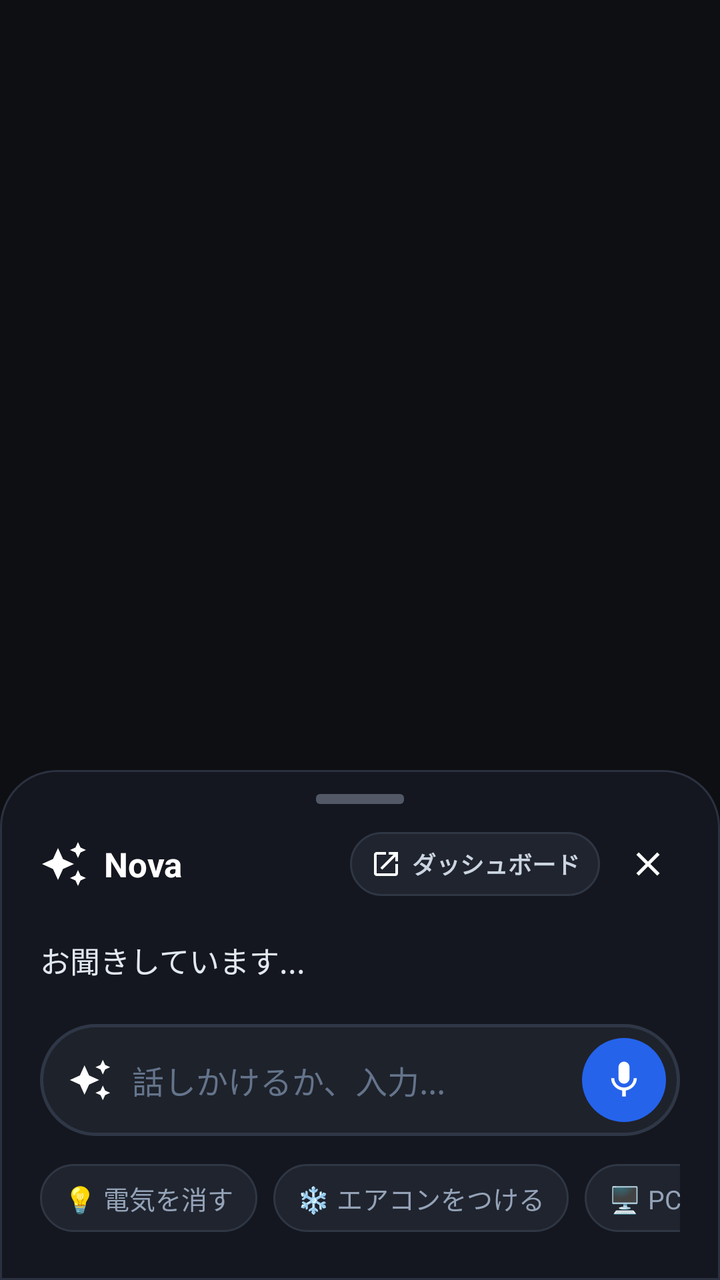
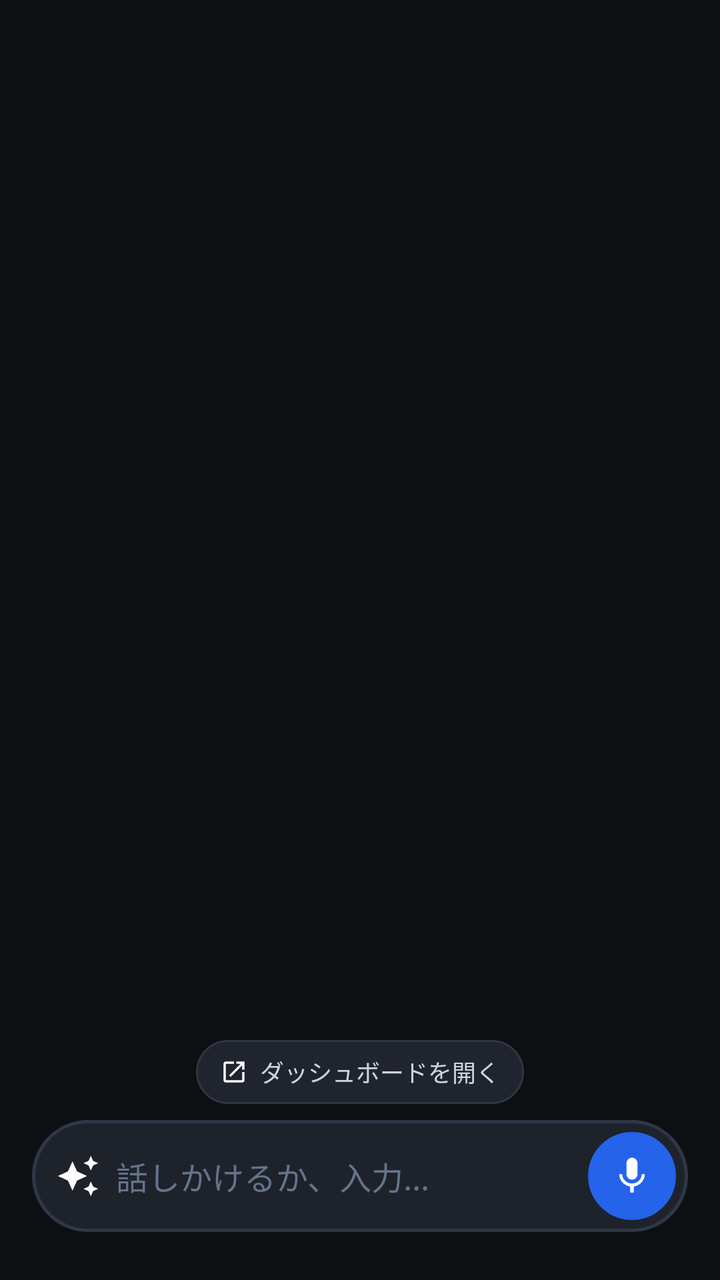

Screens rendered from an Android XML layout before and after an edit, with the pre-edit source and the edit as a unified diff.
<!-- AndroidManifest.xml: application theme Theme.NovaAssist -->
<!-- res/layout/activity_assist_overlay.xml -->
<?xml version="1.0" encoding="utf-8"?>
<FrameLayout xmlns:android="http://schemas.android.com/apk/res/android"
    xmlns:app="http://schemas.android.com/apk/res-auto"
    android:id="@+id/rootLayout"
    android:layout_width="match_parent"
    android:layout_height="match_parent"
    android:fitsSystemWindows="true">

    
    <LinearLayout
        android:id="@+id/bottomSheet"
        android:layout_width="match_parent"
        android:layout_height="wrap_content"
        android:layout_gravity="bottom|center_horizontal"
        android:orientation="vertical"
        android:background="@drawable/bg_assist_bottom_sheet"
        android:paddingStart="20dp"
        android:paddingEnd="20dp"
        android:paddingTop="12dp"
        android:paddingBottom="24dp"
        android:clickable="true"
        android:focusable="true">

        
        <View
            android:id="@+id/dragHandle"
            android:layout_width="44dp"
            android:layout_height="5dp"
            android:layout_gravity="center_horizontal"
            android:layout_marginBottom="14dp"
            android:background="@drawable/bg_drag_handle" />

        
        <RelativeLayout
            android:layout_width="match_parent"
            android:layout_height="wrap_content"
            android:layout_marginBottom="12dp">

            
            <LinearLayout
                android:layout_width="wrap_content"
                android:layout_height="wrap_content"
                android:layout_alignParentStart="true"
                android:layout_centerVertical="true"
                android:gravity="center_vertical"
                android:orientation="horizontal">

                <ImageView
                    android:id="@+id/iconSparkle"
                    android:layout_width="24dp"
                    android:layout_height="24dp"
                    android:src="@drawable/ic_sparkle"
                    app:tint="#3b82f6" />

                <TextView
                    android:layout_width="wrap_content"
                    android:layout_height="wrap_content"
                    android:layout_marginStart="8dp"
                    android:text="Nova"
                    android:textColor="#ffffff"
                    android:textSize="17sp"
                    android:textStyle="bold" />
            </LinearLayout>

            
            <LinearLayout
                android:layout_width="wrap_content"
                android:layout_height="wrap_content"
                android:layout_alignParentEnd="true"
                android:layout_centerVertical="true"
                android:gravity="center_vertical"
                android:orientation="horizontal">

                <LinearLayout
                    android:id="@+id/btnOpenDashboard"
                    android:layout_width="wrap_content"
                    android:layout_height="32dp"
                    android:background="@drawable/bg_chip"
                    android:gravity="center_vertical"
                    android:paddingStart="10dp"
                    android:paddingEnd="10dp"
                    android:clickable="true"
                    android:focusable="true"
                    android:orientation="horizontal">

                    <ImageView
                        android:layout_width="16dp"
                        android:layout_height="16dp"
                        android:src="@drawable/ic_open_dashboard"
                        app:tint="#94a3b8" />

                    <TextView
                        android:layout_width="wrap_content"
                        android:layout_height="wrap_content"
                        android:layout_marginStart="5dp"
                        android:text="ダッシュボード"
                        android:textColor="#cbd5e1"
                        android:textSize="12sp"
                        android:textStyle="bold" />
                </LinearLayout>

                <ImageView
                    android:id="@+id/btnClose"
                    android:layout_width="32dp"
                    android:layout_height="32dp"
                    android:layout_marginStart="8dp"
                    android:background="?attr/selectableItemBackgroundBorderless"
                    android:padding="6dp"
                    android:src="@drawable/ic_close"
                    app:tint="#8a94a6"
                    android:clickable="true"
                    android:focusable="true" />
            </LinearLayout>
        </RelativeLayout>

        
        <LinearLayout
            android:id="@+id/statusContainer"
            android:layout_width="match_parent"
            android:layout_height="wrap_content"
            android:minHeight="40dp"
            android:gravity="center_vertical"
            android:layout_marginBottom="12dp"
            android:orientation="horizontal">

            <ProgressBar
                android:id="@+id/loadingSpinner"
                android:layout_width="20dp"
                android:layout_height="20dp"
                android:layout_marginEnd="10dp"
                android:indeterminate="true"
                android:visibility="gone" />

            <TextView
                android:id="@+id/tvStatus"
                android:layout_width="0dp"
                android:layout_height="wrap_content"
                android:layout_weight="1"
                android:text="お聞きしています..."
                android:textColor="#e2e8f0"
                android:textSize="15sp"
                android:lineSpacingExtra="2dp" />
        </LinearLayout>

        
        <LinearLayout
            android:id="@+id/inputBarContainer"
            android:layout_width="match_parent"
            android:layout_height="56dp"
            android:background="@drawable/bg_search_bar"
            android:gravity="center_vertical"
            android:paddingStart="14dp"
            android:paddingEnd="7dp"
            android:orientation="horizontal">

            <ImageView
                android:id="@+id/barSparkle"
                android:layout_width="22dp"
                android:layout_height="22dp"
                android:src="@drawable/ic_sparkle"
                app:tint="#2196f3" />

            <EditText
                android:id="@+id/etCommand"
                android:layout_width="0dp"
                android:layout_height="match_parent"
                android:layout_weight="1"
                android:layout_marginStart="10dp"
                android:layout_marginEnd="6dp"
                android:background="@null"
                android:hint="話しかけるか、入力..."
                android:textColor="#ffffff"
                android:textColorHint="#64748b"
                android:textSize="16sp"
                android:imeOptions="actionSend"
                android:inputType="text"
                android:singleLine="true" />

            
            <FrameLayout
                android:id="@+id/btnAction"
                android:layout_width="42dp"
                android:layout_height="42dp"
                android:background="@drawable/bg_mic_button"
                android:clickable="true"
                android:focusable="true">

                <ImageView
                    android:id="@+id/iconAction"
                    android:layout_width="22dp"
                    android:layout_height="22dp"
                    android:layout_gravity="center"
                    android:src="@drawable/ic_mic"
                    app:tint="#ffffff" />
            </FrameLayout>
        </LinearLayout>

        
        <HorizontalScrollView
            android:layout_width="match_parent"
            android:layout_height="wrap_content"
            android:layout_marginTop="14dp"
            android:scrollbars="none">

            <LinearLayout
                android:layout_width="wrap_content"
                android:layout_height="wrap_content"
                android:orientation="horizontal">

                <TextView
                    android:id="@+id/chipLight"
                    android:layout_width="wrap_content"
                    android:layout_height="34dp"
                    android:background="@drawable/bg_chip"
                    android:gravity="center"
                    android:paddingStart="12dp"
                    android:paddingEnd="12dp"
                    android:text="💡 電気を消す"
                    android:textColor="#94a3b8"
                    android:textSize="13sp"
                    android:layout_marginEnd="8dp"
                    android:clickable="true"
                    android:focusable="true" />

                <TextView
                    android:id="@+id/chipAc"
                    android:layout_width="wrap_content"
                    android:layout_height="34dp"
                    android:background="@drawable/bg_chip"
                    android:gravity="center"
                    android:paddingStart="12dp"
                    android:paddingEnd="12dp"
                    android:text="❄️ エアコンをつける"
                    android:textColor="#94a3b8"
                    android:textSize="13sp"
                    android:layout_marginEnd="8dp"
                    android:clickable="true"
                    android:focusable="true" />

                <TextView
                    android:id="@+id/chipPc"
                    android:layout_width="wrap_content"
                    android:layout_height="34dp"
                    android:background="@drawable/bg_chip"
                    android:gravity="center"
                    android:paddingStart="12dp"
                    android:paddingEnd="12dp"
                    android:text="🖥️ PCを起動"
                    android:textColor="#94a3b8"
                    android:textSize="13sp"
                    android:layout_marginEnd="8dp"
                    android:clickable="true"
                    android:focusable="true" />

                <TextView
                    android:id="@+id/chipCleaner"
                    android:layout_width="wrap_content"
                    android:layout_height="34dp"
                    android:background="@drawable/bg_chip"
                    android:gravity="center"
                    android:paddingStart="12dp"
                    android:paddingEnd="12dp"
                    android:text="🧹 掃除機スタート"
                    android:textColor="#94a3b8"
                    android:textSize="13sp"
                    android:clickable="true"
                    android:focusable="true" />
            </LinearLayout>
        </HorizontalScrollView>

    </LinearLayout>
</FrameLayout>
<!-- resources referenced by this layout -->
<resources>
  <!-- drawable bg_assist_bottom_sheet (drawable) -->
  <?xml version="1.0" encoding="utf-8"?>
  <shape xmlns:android="http://schemas.android.com/apk/res/android"
      android:shape="rectangle">
      <solid android:color="#14171f" />
      <corners
          android:topLeftRadius="28dp"
          android:topRightRadius="28dp"
          android:bottomLeftRadius="0dp"
          android:bottomRightRadius="0dp" />
      <stroke
          android:width="1dp"
          android:color="#2b3140" />
  </shape>
  <!-- drawable bg_chip (drawable) -->
  <?xml version="1.0" encoding="utf-8"?>
  <ripple xmlns:android="http://schemas.android.com/apk/res/android"
      android:color="#33ffffff">
      <item>
          <shape android:shape="rectangle">
              <solid android:color="#20242e" />
              <corners android:radius="17dp" />
              <stroke
                  android:width="1dp"
                  android:color="#2f3644" />
          </shape>
      </item>
  </ripple>
  <!-- drawable bg_drag_handle (drawable) -->
  <?xml version="1.0" encoding="utf-8"?>
  <shape xmlns:android="http://schemas.android.com/apk/res/android"
      android:shape="rectangle">
      <solid android:color="#525866" />
      <corners android:radius="2dp" />
  </shape>
  <!-- drawable bg_mic_button (drawable) -->
  <?xml version="1.0" encoding="utf-8"?>
  <ripple xmlns:android="http://schemas.android.com/apk/res/android"
      android:color="#33ffffff">
      <item>
          <shape android:shape="oval">
              <solid android:color="#2563eb" />
          </shape>
      </item>
  </ripple>
  <!-- drawable bg_search_bar (drawable) -->
  <?xml version="1.0" encoding="utf-8"?>
  <shape xmlns:android="http://schemas.android.com/apk/res/android"
      android:shape="rectangle">
      <solid android:color="#1e222b" />
      <corners android:radius="28dp" />
      <stroke
          android:width="1.5dp"
          android:color="#2f3747" />
  </shape>
  <!-- drawable ic_close (drawable) -->
  <vector xmlns:android="http://schemas.android.com/apk/res/android"
      android:width="24dp"
      android:height="24dp"
      android:viewportWidth="24"
      android:viewportHeight="24">
      <path
          android:fillColor="#FFFFFF"
          android:pathData="M19,6.41L17.59,5 12,10.59 6.41,5 5,6.41 10.59,12 5,17.59 6.41,19 12,13.41 17.59,19 19,17.59 13.41,12z"/>
  </vector>
  <!-- drawable ic_mic (drawable) -->
  <vector xmlns:android="http://schemas.android.com/apk/res/android"
      android:width="24dp"
      android:height="24dp"
      android:viewportWidth="24"
      android:viewportHeight="24">
      <path
          android:fillColor="#FFFFFF"
          android:pathData="M12,14c1.66,0 3,-1.34 3,-3V5c0,-1.66 -1.34,-3 -3,-3S9,3.34 9,5v6c0,1.66 1.34,3 3,3zM17.3,11c0,3 -2.54,5.1 -5.3,5.1S6.7,14 6.7,11H5c0,3.41 2.72,6.23 6,6.72V21h2v-3.28c3.28,-0.48 6,-3.3 6,-6.72h-1.7z"/>
  </vector>
  <!-- drawable ic_open_dashboard (drawable) -->
  <vector xmlns:android="http://schemas.android.com/apk/res/android"
      android:width="24dp"
      android:height="24dp"
      android:viewportWidth="24"
      android:viewportHeight="24">
      <path
          android:fillColor="#FFFFFF"
          android:pathData="M19,19H5V5h7V3H5c-1.11,0 -2,0.9 -2,2v14c0,1.1 0.89,2 2,2h14c1.1,0 2,-0.9 2,-2v-7h-2v7zM14,3v2h3.59l-9.83,9.83 1.41,1.41L19,6.41V10h2V3h-7z"/>
  </vector>
  <style name="Theme.NovaAssist" parent="Theme.AppCompat.DayNight.NoActionBar">
          <item name="android:statusBarColor">@color/bg_dark</item>
          <item name="android:navigationBarColor">@color/bg_dark</item>
          <item name="android:windowBackground">@color/bg_dark</item>
      </style>
  <color name="bg_dark">#0d0f12</color>
  <!-- unchanged entries left out for length: 1 -->
</resources>

<!-- the commit's change to res/layout/activity_assist_overlay.xml (unified diff, before → after) -->
@@ -8,164 +8,106 @@
 
     
     <LinearLayout
-        android:id="@+id/bottomSheet"
+        android:id="@+id/floatingContainer"
         android:layout_width="match_parent"
         android:layout_height="wrap_content"
         android:layout_gravity="bottom|center_horizontal"
         android:orientation="vertical"
-        android:background="@drawable/bg_assist_bottom_sheet"
-        android:paddingStart="20dp"
-        android:paddingEnd="20dp"
-        android:paddingTop="12dp"
+        android:gravity="center_horizontal"
+        android:paddingStart="16dp"
+        android:paddingEnd="16dp"
         android:paddingBottom="24dp"
-        android:clickable="true"
-        android:focusable="true">
+        android:clickable="false">
 
         
-        <View
-            android:id="@+id/dragHandle"
-            android:layout_width="44dp"
-            android:layout_height="5dp"
-            android:layout_gravity="center_horizontal"
-            android:layout_marginBottom="14dp"
-            android:background="@drawable/bg_drag_handle" />
+        <LinearLayout
+            android:id="@+id/btnOpenDashboard"
+            android:layout_width="wrap_content"
+            android:layout_height="32dp"
+            android:background="@drawable/bg_chip"
+            android:gravity="center_vertical"
+            android:paddingStart="12dp"
+            android:paddingEnd="12dp"
+            android:layout_marginBottom="8dp"
+            android:clickable="true"
+            android:focusable="true"
+            android:orientation="horizontal">
 
-        
-        <RelativeLayout
-            android:layout_width="match_parent"
-            android:layout_height="wrap_content"
-            android:layout_marginBottom="12dp">
+            <ImageView
+                android:layout_width="14dp"
+                android:layout_height="14dp"
+                android:src="@drawable/ic_open_dashboard"
+                app:tint="#60a5fa" />
 
-            
-            <LinearLayout
+            <TextView
                 android:layout_width="wrap_content"
                 android:layout_height="wrap_content"
-                android:layout_alignParentStart="true"
-                android:layout_centerVertical="true"
-                android:gravity="center_vertical"
-                android:orientation="horizontal">
-
-                <ImageView
-                    android:id="@+id/iconSparkle"
-                    android:layout_width="24dp"
-                    android:layout_height="24dp"
-                    android:src="@drawable/ic_sparkle"
-                    app:tint="#3b82f6" />
-
-                <TextView
-                    android:layout_width="wrap_content"
-                    android:layout_height="wrap_content"
-                    android:layout_marginStart="8dp"
-                    android:text="Nova"
-                    android:textColor="#ffffff"
-                    android:textSize="17sp"
-                    android:textStyle="bold" />
-            </LinearLayout>
-
-            
-            <LinearLayout
-                android:layout_width="wrap_content"
-                android:layout_height="wrap_content"
-                android:layout_alignParentEnd="true"
-                android:layout_centerVertical="true"
-                android:gravity="center_vertical"
-                android:orientation="horizontal">
-
-                <LinearLayout
-                    android:id="@+id/btnOpenDashboard"
-                    android:layout_width="wrap_content"
-                    android:layout_height="32dp"
-                    android:background="@drawable/bg_chip"
-                    android:gravity="center_vertical"
-                    android:paddingStart="10dp"
-                    android:paddingEnd="10dp"
-                    android:clickable="true"
-                    android:focusable="true"
-                    android:orientation="horizontal">
-
-                    <ImageView
-                        android:layout_width="16dp"
-                        android:layout_height="16dp"
-                        android:src="@drawable/ic_open_dashboard"
-                        app:tint="#94a3b8" />
-
-                    <TextView
-                        android:layout_width="wrap_content"
-                        android:layout_height="wrap_content"
-                        android:layout_marginStart="5dp"
-                        android:text="ダッシュボード"
-                        android:textColor="#cbd5e1"
-                        android:textSize="12sp"
-                        android:textStyle="bold" />
-                </LinearLayout>
-
-                <ImageView
-                    android:id="@+id/btnClose"
-                    android:layout_width="32dp"
-                    android:layout_height="32dp"
-                    android:layout_marginStart="8dp"
-                    android:background="?attr/selectableItemBackgroundBorderless"
-                    android:padding="6dp"
-                    android:src="@drawable/ic_close"
-                    app:tint="#8a94a6"
-                    android:clickable="true"
-                    android:focusable="true" />
-            </LinearLayout>
-        </RelativeLayout>
+                android:layout_marginStart="6dp"
+                android:text="ダッシュボードを開く"
+                android:textColor="#cbd5e1"
+                android:textSize="12sp"
+                android:textStyle="normal" />
+        </LinearLayout>
 
         
         <LinearLayout
             android:id="@+id/statusContainer"
-            android:layout_width="match_parent"
+            android:layout_width="wrap_content"
             android:layout_height="wrap_content"
-            android:minHeight="40dp"
+            android:minHeight="32dp"
+            android:layout_marginBottom="8dp"
+            android:background="@drawable/bg_chip"
+            android:paddingStart="14dp"
+            android:paddingEnd="14dp"
+            android:paddingTop="6dp"
+            android:paddingBottom="6dp"
             android:gravity="center_vertical"
-            android:layout_marginBottom="12dp"
-            android:orientation="horizontal">
+            android:orientation="horizontal"
+            android:visibility="gone">
 
             <ProgressBar
                 android:id="@+id/loadingSpinner"
-                android:layout_width="20dp"
-                android:layout_height="20dp"
-                android:layout_marginEnd="10dp"
+                android:layout_width="16dp"
+                android:layout_height="16dp"
+                android:layout_marginEnd="8dp"
                 android:indeterminate="true"
                 android:visibility="gone" />
 
             <TextView
                 android:id="@+id/tvStatus"
-                android:layout_width="0dp"
+                android:layout_width="wrap_content"
                 android:layout_height="wrap_content"
-                android:layout_weight="1"
                 android:text="お聞きしています..."
                 android:textColor="#e2e8f0"
-                android:textSize="15sp"
-                android:lineSpacingExtra="2dp" />
+                android:textSize="13sp" />
         </LinearLayout>
 
         
         <LinearLayout
-            android:id="@+id/inputBarContainer"
+            android:id="@+id/searchPill"
             android:layout_width="match_parent"
             android:layout_height="56dp"
             android:background="@drawable/bg_search_bar"
             android:gravity="center_vertical"
-            android:paddingStart="14dp"
-            android:paddingEnd="7dp"
-            android:orientation="horizontal">
+            android:paddingStart="12dp"
+            android:paddingEnd="6dp"
+            android:orientation="horizontal"
+            android:clickable="true"
+            android:focusable="true">
 
             <ImageView
-                android:id="@+id/barSparkle"
+                android:id="@+id/iconSparkle"
                 android:layout_width="22dp"
                 android:layout_height="22dp"
                 android:src="@drawable/ic_sparkle"
-                app:tint="#2196f3" />
+                app:tint="#3b82f6" />
 
             <EditText
                 android:id="@+id/etCommand"
                 android:layout_width="0dp"
                 android:layout_height="match_parent"
                 android:layout_weight="1"
-                android:layout_marginStart="10dp"
+                android:layout_marginStart="8dp"
                 android:layout_marginEnd="6dp"
                 android:background="@null"
                 android:hint="話しかけるか、入力..."
@@ -176,11 +118,10 @@
                 android:inputType="text"
                 android:singleLine="true" />
 
-            
             <FrameLayout
                 android:id="@+id/btnAction"
-                android:layout_width="42dp"
-                android:layout_height="42dp"
+                android:layout_width="44dp"
+                android:layout_height="44dp"
                 android:background="@drawable/bg_mic_button"
                 android:clickable="true"
                 android:focusable="true">
@@ -195,78 +136,5 @@
             </FrameLayout>
         </LinearLayout>
 
-        
-        <HorizontalScrollView
-            android:layout_width="match_parent"
-            android:layout_height="wrap_content"
-            android:layout_marginTop="14dp"
-            android:scrollbars="none">
-
-            <LinearLayout
-                android:layout_width="wrap_content"
-                android:layout_height="wrap_content"
-                android:orientation="horizontal">
-
-                <TextView
-                    android:id="@+id/chipLight"
-                    android:layout_width="wrap_content"
-                    android:layout_height="34dp"
-                    android:background="@drawable/bg_chip"
-                    android:gravity="center"
-                    android:paddingStart="12dp"
-                    android:paddingEnd="12dp"
-                    android:text="💡 電気を消す"
-                    android:textColor="#94a3b8"
-                    android:textSize="13sp"
-                    android:layout_marginEnd="8dp"
-                    android:clickable="true"
-                    android:focusable="true" />
-
-                <TextView
-                    android:id="@+id/chipAc"
-                    android:layout_width="wrap_content"
-                    android:layout_height="34dp"
-                    android:background="@drawable/bg_chip"
-                    android:gravity="center"
-                    android:paddingStart="12dp"
-                    android:paddingEnd="12dp"
-                    android:text="❄️ エアコンをつける"
-                    android:textColor="#94a3b8"
-                    android:textSize="13sp"
-                    android:layout_marginEnd="8dp"
-                    android:clickable="true"
-                    android:focusable="true" />
-
-                <TextView
-                    android:id="@+id/chipPc"
-                    android:layout_width="wrap_content"
-                    android:layout_height="34dp"
-                    android:background="@drawable/bg_chip"
-                    android:gravity="center"
-                    android:paddingStart="12dp"
-                    android:paddingEnd="12dp"
-                    android:text="🖥️ PCを起動"
-                    android:textColor="#94a3b8"
-                    android:textSize="13sp"
-                    android:layout_marginEnd="8dp"
-                    android:clickable="true"
-                    android:focusable="true" />
-
-                <TextView
-                    android:id="@+id/chipCleaner"
-                    android:layout_width="wrap_content"
-                    android:layout_height="34dp"
-                    android:background="@drawable/bg_chip"
-                    android:gravity="center"
-                    android:paddingStart="12dp"
-                    android:paddingEnd="12dp"
-                    android:text="🧹 掃除機スタート"
-                    android:textColor="#94a3b8"
-                    android:textSize="13sp"
-                    android:clickable="true"
-                    android:focusable="true" />
-            </LinearLayout>
-        </HorizontalScrollView>
-
     </LinearLayout>
 </FrameLayout>
<!-- resource entries referenced after the edit -->
@@ -1,19 +1,5 @@
 <!-- resources referenced by this layout -->
 <resources>
-  <!-- drawable bg_assist_bottom_sheet (drawable) -->
-  <?xml version="1.0" encoding="utf-8"?>
-  <shape xmlns:android="http://schemas.android.com/apk/res/android"
-      android:shape="rectangle">
-      <solid android:color="#14171f" />
-      <corners
-          android:topLeftRadius="28dp"
-          android:topRightRadius="28dp"
-          android:bottomLeftRadius="0dp"
-          android:bottomRightRadius="0dp" />
-      <stroke
-          android:width="1dp"
-          android:color="#2b3140" />
-  </shape>
   <!-- drawable bg_chip (drawable) -->
   <?xml version="1.0" encoding="utf-8"?>
   <ripple xmlns:android="http://schemas.android.com/apk/res/android"
@@ -28,13 +14,6 @@
           </shape>
       </item>
   </ripple>
-  <!-- drawable bg_drag_handle (drawable) -->
-  <?xml version="1.0" encoding="utf-8"?>
-  <shape xmlns:android="http://schemas.android.com/apk/res/android"
-      android:shape="rectangle">
-      <solid android:color="#525866" />
-      <corners android:radius="2dp" />
-  </shape>
   <!-- drawable bg_mic_button (drawable) -->
   <?xml version="1.0" encoding="utf-8"?>
   <ripple xmlns:android="http://schemas.android.com/apk/res/android"
@@ -55,16 +34,6 @@
           android:width="1.5dp"
           android:color="#2f3747" />
   </shape>
-  <!-- drawable ic_close (drawable) -->
-  <vector xmlns:android="http://schemas.android.com/apk/res/android"
-      android:width="24dp"
-      android:height="24dp"
-      android:viewportWidth="24"
-      android:viewportHeight="24">
-      <path
-          android:fillColor="#FFFFFF"
-          android:pathData="M19,6.41L17.59,5 12,10.59 6.41,5 5,6.41 10.59,12 5,17.59 6.41,19 12,13.41 17.59,19 19,17.59 13.41,12z"/>
-  </vector>
   <!-- drawable ic_mic (drawable) -->
   <vector xmlns:android="http://schemas.android.com/apk/res/android"
       android:width="24dp"
